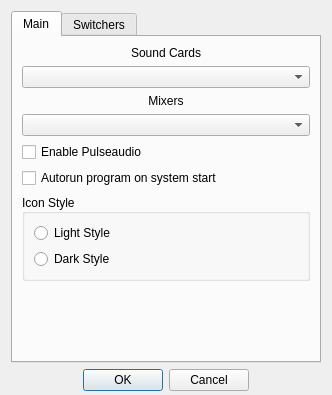
The window that qt/qtalsavolume/settingsdialog.ui (Vitozz/kukuruzo) describes before a commit, drawn with Qt 5.
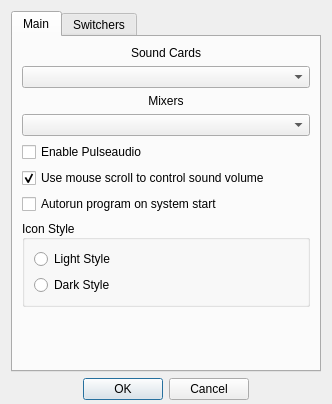
The same window after the commit.

Commit message: Updated qtalsavolume. Try to fix disapearing of popup window. Added disable-mouse-scroll option

What changed in the file:
```diff
--- a/qt/qtalsavolume/settingsdialog.ui
+++ b/qt/qtalsavolume/settingsdialog.ui
@@ -7,7 +7,7 @@
     <x>0</x>
     <y>0</y>
     <width>332</width>
-    <height>395</height>
+    <height>404</height>
    </rect>
   </property>
   <property name="sizePolicy">
@@ -118,6 +118,16 @@
            </property>
           </widget>
          </item>
+         <item>
+          <widget class="QCheckBox" name="useScrollBox">
+           <property name="text">
+            <string>Use mouse scroll to control sound volume</string>
+           </property>
+           <property name="checked">
+            <bool>true</bool>
+           </property>
+          </widget>
+         </item>
          <item>
           <widget class="QCheckBox" name="isAutorun">
            <property name="sizePolicy">
```
The commit also changes 10 other files.
